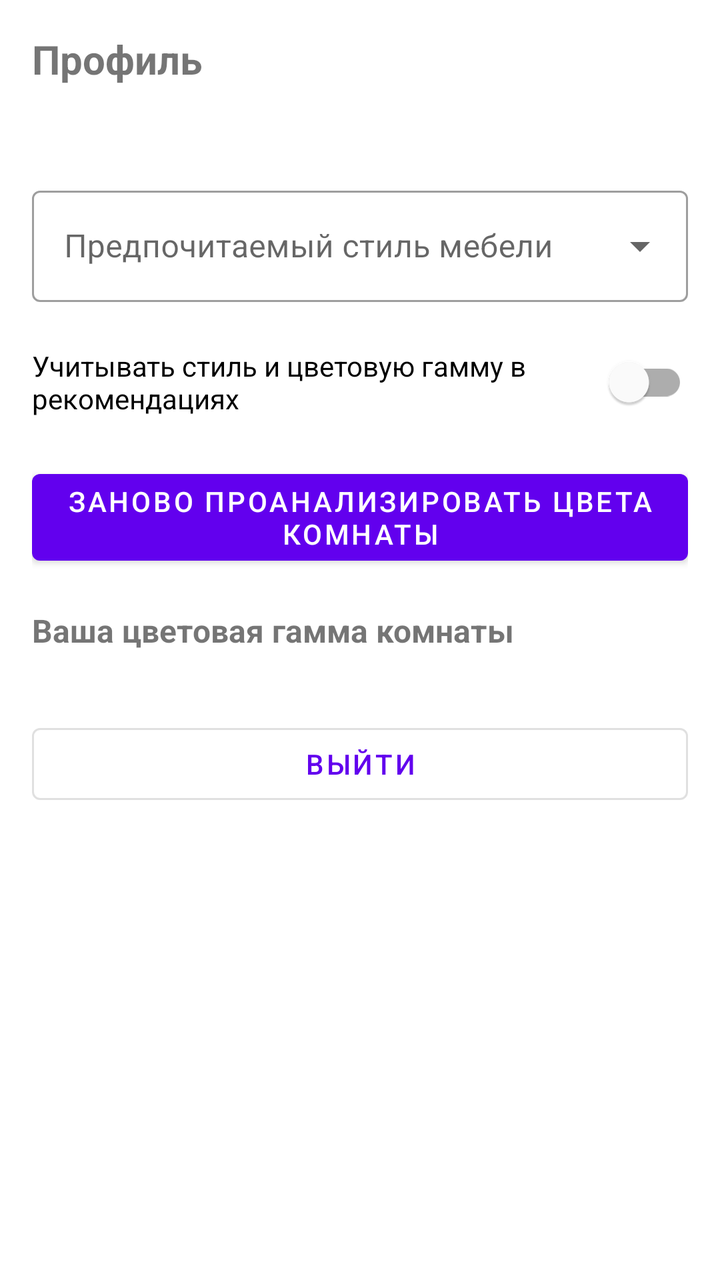
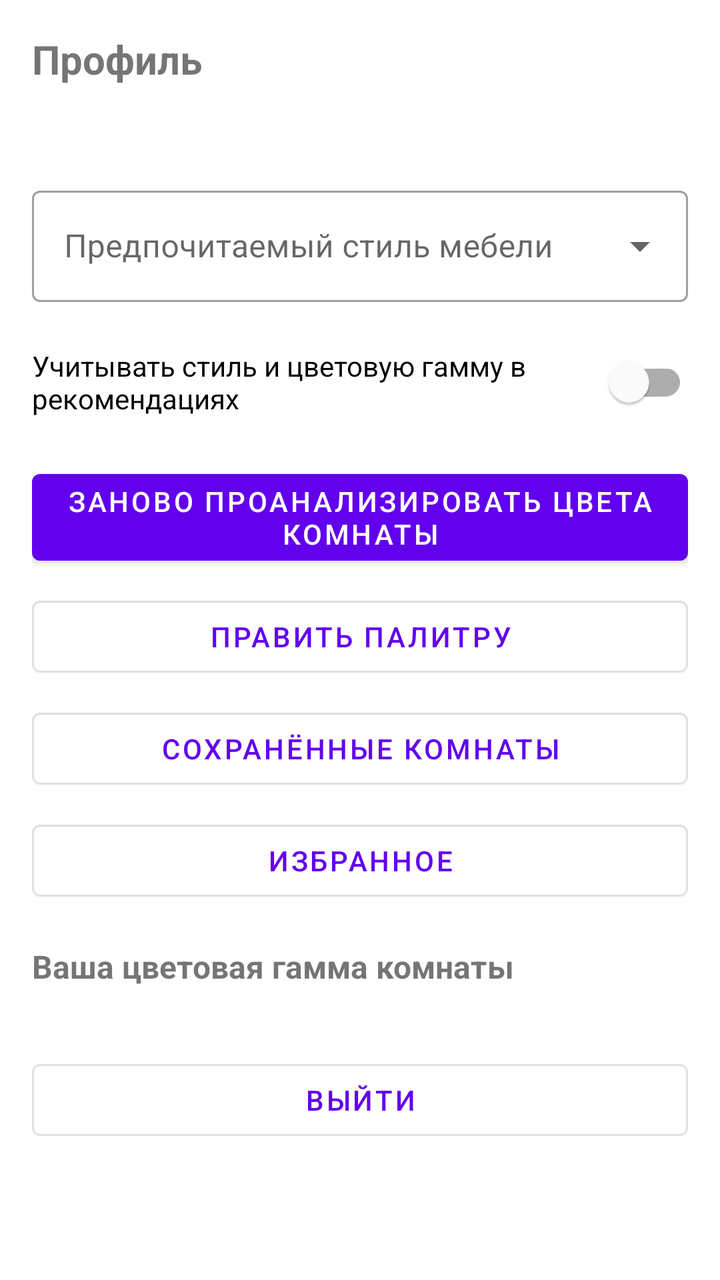

Two renders of the same Android screen: before a commit and after it. Below are the layout's source before the change and the commit's diff.
<!-- AndroidManifest.xml: application theme Theme.Diplom_kotl -->
<!-- res/layout/fragment_profile.xml -->
<?xml version="1.0" encoding="utf-8"?>
<ScrollView xmlns:android="http://schemas.android.com/apk/res/android"
    xmlns:app="http://schemas.android.com/apk/res-auto"
    android:layout_width="match_parent"
    android:layout_height="match_parent"
    android:fillViewport="true">

    <LinearLayout
        android:layout_width="match_parent"
        android:layout_height="wrap_content"
        android:orientation="vertical"
        android:padding="16dp">

        <TextView
            android:layout_width="match_parent"
            android:layout_height="wrap_content"
            android:text="@string/profile_title"
            android:textSize="20sp"
            android:textStyle="bold" />

        <TextView
            android:id="@+id/profileUserEmail"
            android:layout_width="match_parent"
            android:layout_height="wrap_content"
            android:layout_marginTop="8dp"
            android:textSize="14sp" />

        <com.google.android.material.textfield.TextInputLayout
            style="@style/Widget.MaterialComponents.TextInputLayout.OutlinedBox.ExposedDropdownMenu"
            android:layout_width="match_parent"
            android:layout_height="wrap_content"
            android:layout_marginTop="20dp"
            android:hint="@string/profile_style_hint">

            <AutoCompleteTextView
                android:id="@+id/profileStyleDropdown"
                android:layout_width="match_parent"
                android:layout_height="wrap_content"
                android:inputType="none" />
        </com.google.android.material.textfield.TextInputLayout>

        <com.google.android.material.switchmaterial.SwitchMaterial
            android:id="@+id/profileRecSwitch"
            android:layout_width="match_parent"
            android:layout_height="wrap_content"
            android:layout_marginTop="16dp"
            android:text="@string/profile_rec_switch" />

        <com.google.android.material.button.MaterialButton
            android:id="@+id/profileScanRoomButton"
            android:layout_width="match_parent"
            android:layout_height="wrap_content"
            android:layout_marginTop="16dp"
            android:text="@string/profile_scan_room" />

        <TextView
            android:layout_width="match_parent"
            android:layout_height="wrap_content"
            android:layout_marginTop="18dp"
            android:text="@string/profile_palette_title"
            android:textSize="16sp"
            android:textStyle="bold" />

        <LinearLayout
            android:id="@+id/profilePaletteContainer"
            android:layout_width="match_parent"
            android:layout_height="wrap_content"
            android:layout_marginTop="8dp"
            android:orientation="horizontal" />

        <com.google.android.material.button.MaterialButton
            android:id="@+id/profileLogoutButton"
            style="@style/Widget.MaterialComponents.Button.OutlinedButton"
            android:layout_width="match_parent"
            android:layout_height="wrap_content"
            android:layout_marginTop="24dp"
            android:text="@string/profile_logout" />
    </LinearLayout>
</ScrollView>
<!-- resources referenced by this layout -->
<resources>
  <string name="profile_logout">Выйти</string>
  <string name="profile_palette_title">Ваша цветовая гамма комнаты</string>
  <string name="profile_rec_switch">Учитывать стиль и цветовую гамму в рекомендациях</string>
  <string name="profile_scan_room">Заново проанализировать цвета комнаты</string>
  <string name="profile_style_hint">Предпочитаемый стиль мебели</string>
  <string name="profile_title">Профиль</string>
  <style name="Theme.Diplom_kotl" parent="Theme.MaterialComponents.DayNight.DarkActionBar">
          
          <item name="colorPrimary">@color/purple_500</item>
          <item name="colorPrimaryVariant">@color/purple_700</item>
          <item name="colorOnPrimary">@color/white</item>
          
          <item name="colorSecondary">@color/teal_200</item>
          <item name="colorSecondaryVariant">@color/teal_700</item>
          <item name="colorOnSecondary">@color/black</item>
          
          <item name="android:statusBarColor">?attr/colorPrimaryVariant</item>
          
      </style>
  <color name="purple_500">#FF6200EE</color>
  <color name="purple_700">#FF3700B3</color>
  <color name="white">#FFFFFFFF</color>
  <color name="teal_200">#FF03DAC5</color>
  <color name="teal_700">#FF018786</color>
  <color name="black">#FF000000</color>
</resources>

<!-- the commit's change to res/layout/fragment_profile.xml (unified diff, before → after) -->
@@ -53,6 +53,46 @@
             android:layout_marginTop="16dp"
             android:text="@string/profile_scan_room" />
 
+        <com.google.android.material.button.MaterialButton
+            android:id="@+id/profileEditPaletteButton"
+            style="@style/Widget.MaterialComponents.Button.OutlinedButton"
+            android:layout_width="match_parent"
+            android:layout_height="wrap_content"
+            android:layout_marginTop="8dp"
+            android:text="@string/profile_edit_palette" />
+
+        <com.google.android.material.button.MaterialButton
+            android:id="@+id/profileSavedRoomsButton"
+            style="@style/Widget.MaterialComponents.Button.OutlinedButton"
+            android:layout_width="match_parent"
+            android:layout_height="wrap_content"
+            android:layout_marginTop="8dp"
+            android:text="@string/profile_saved_rooms" />
+
+        <com.google.android.material.button.MaterialButton
+            android:id="@+id/profileFavoritesButton"
+            style="@style/Widget.MaterialComponents.Button.OutlinedButton"
+            android:layout_width="match_parent"
+            android:layout_height="wrap_content"
+            android:layout_marginTop="8dp"
+            android:text="@string/profile_favorites" />
+
+        <com.google.android.material.button.MaterialButton
+            android:id="@+id/profileStorePanelButton"
+            android:layout_width="match_parent"
+            android:layout_height="wrap_content"
+            android:layout_marginTop="8dp"
+            android:text="@string/profile_store_panel"
+            android:visibility="gone" />
+
+        <com.google.android.material.button.MaterialButton
+            android:id="@+id/profileAdminPanelButton"
+            android:layout_width="match_parent"
+            android:layout_height="wrap_content"
+            android:layout_marginTop="8dp"
+            android:text="@string/profile_admin_panel"
+            android:visibility="gone" />
+
         <TextView
             android:layout_width="match_parent"
             android:layout_height="wrap_content"
<!-- resource entries referenced after the edit -->
@@ -1,9 +1,14 @@
 <!-- resources referenced by this layout -->
 <resources>
+  <string name="profile_admin_panel">Администрирование</string>
+  <string name="profile_edit_palette">Править палитру</string>
+  <string name="profile_favorites">Избранное</string>
   <string name="profile_logout">Выйти</string>
   <string name="profile_palette_title">Ваша цветовая гамма комнаты</string>
   <string name="profile_rec_switch">Учитывать стиль и цветовую гамму в рекомендациях</string>
+  <string name="profile_saved_rooms">Сохранённые комнаты</string>
   <string name="profile_scan_room">Заново проанализировать цвета комнаты</string>
+  <string name="profile_store_panel">Управление товарами (магазин)</string>
   <string name="profile_style_hint">Предпочитаемый стиль мебели</string>
   <string name="profile_title">Профиль</string>
   <style name="Theme.Diplom_kotl" parent="Theme.MaterialComponents.DayNight.DarkActionBar">
